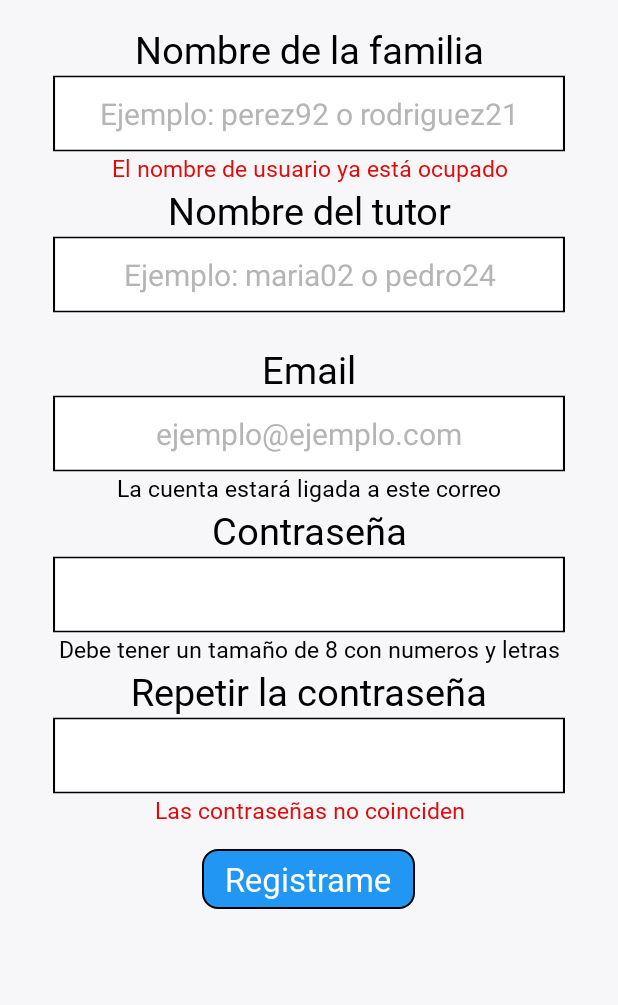
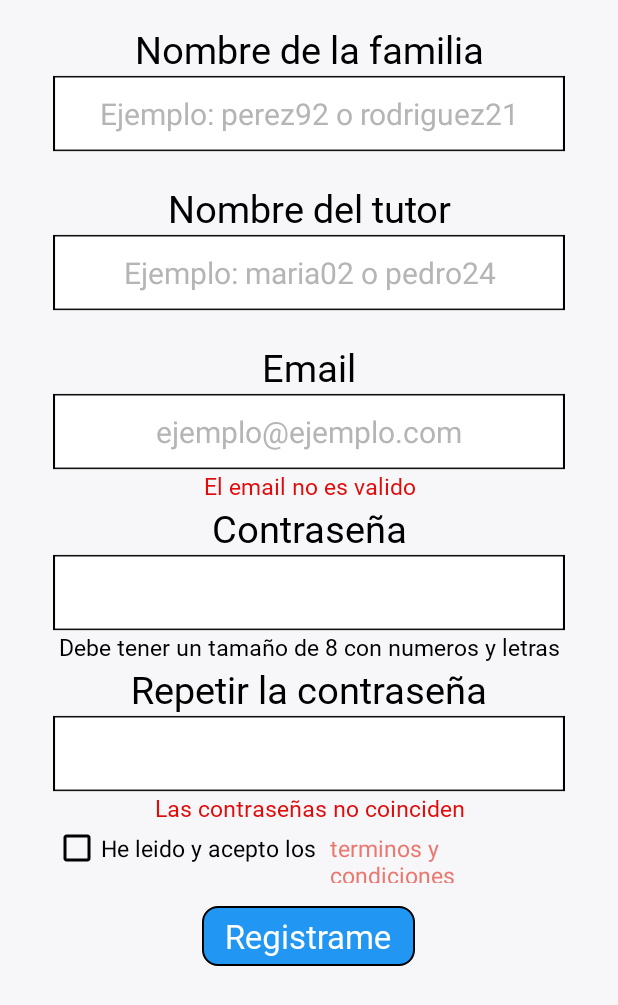
Before and after one commit to alvdela/SmartSpend, an Android app: the layout activity_sign_in.xml on its own in the app's theme, with its tools: preview values and no code run, on a phone screen of 412 x 824 dp. Shown: the top 1005 px of the screen. Run offline under Robolectric (Android 15) with nearby library versions, the light colour scheme and no system bars.

Commit message:
Cambios menores en las vistas

```diff
--- a/app/src/main/java/com/alvdela/smartspend/LoginActivity.kt
+++ b/app/src/main/java/com/alvdela/smartspend/LoginActivity.kt
@@ -1,6 +1,7 @@
 package com.alvdela.smartspend
 
 import android.os.Bundle
+import android.view.View
 import androidx.activity.enableEdgeToEdge
 import androidx.appcompat.app.AppCompatActivity
 import androidx.core.view.ViewCompat
@@ -17,4 +18,6 @@ class LoginActivity : AppCompatActivity() {
             insets
         }
     }
+
+    fun forgotPassword(view: View) {}
 }
--- /dev/null
+++ b/app/src/main/res/drawable/ic_close.xml
@@ -0,0 +1,5 @@
+<vector xmlns:android="http://schemas.android.com/apk/res/android" android:height="24dp" android:tint="#000000" android:viewportHeight="24" android:viewportWidth="24" android:width="24dp">
+
+    <path android:fillColor="@android:color/white" android:pathData="M19,6.41L17.59,5 12,10.59 6.41,5 5,6.41 10.59,12 5,17.59 6.41,19 12,13.41 17.59,19 19,17.59 13.41,12z"/>
+
+</vector>
--- a/app/src/main/res/drawable/ic_family.xml
+++ b/app/src/main/res/drawable/ic_family.xml
@@ -1,6 +1,6 @@
 <vector xmlns:android="http://schemas.android.com/apk/res/android"
-    android:width="24dp"
-    android:height="24dp"
+    android:width="70dp"
+    android:height="70dp"
     android:viewportWidth="960"
     android:viewportHeight="960"
     android:tint="?attr/colorControlNormal">
--- /dev/null
+++ b/app/src/main/res/drawable/ic_history.xml
@@ -0,0 +1,5 @@
+<vector xmlns:android="http://schemas.android.com/apk/res/android" android:height="24dp" android:tint="#000000" android:viewportHeight="24" android:viewportWidth="24" android:width="24dp">
+
+    <path android:fillColor="@android:color/white" android:pathData="M13,3c-4.97,0 -9,4.03 -9,9L1,12l3.89,3.89 0.07,0.14L9,12L6,12c0,-3.87 3.13,-7 7,-7s7,3.13 7,7 -3.13,7 -7,7c-1.93,0 -3.68,-0.79 -4.94,-2.06l-1.42,1.42C8.27,19.99 10.51,21 13,21c4.97,0 9,-4.03 9,-9s-4.03,-9 -9,-9zM12,8v5l4.28,2.54 0.72,-1.21 -3.5,-2.08L13.5,8L12,8z"/>
+
+</vector>
--- /dev/null
+++ b/app/src/main/res/drawable/ic_settings.xml
@@ -0,0 +1,5 @@
+<vector xmlns:android="http://schemas.android.com/apk/res/android" android:height="24dp" android:tint="#000000" android:viewportHeight="24" android:viewportWidth="24" android:width="24dp">
+
+    <path android:fillColor="@android:color/white" android:pathData="M19.14,12.94c0.04,-0.3 0.06,-0.61 0.06,-0.94c0,-0.32 -0.02,-0.64 -0.07,-0.94l2.03,-1.58c0.18,-0.14 0.23,-0.41 0.12,-0.61l-1.92,-3.32c-0.12,-0.22 -0.37,-0.29 -0.59,-0.22l-2.39,0.96c-0.5,-0.38 -1.03,-0.7 -1.62,-0.94L14.4,2.81c-0.04,-0.24 -0.24,-0.41 -0.48,-0.41h-3.84c-0.24,0 -0.43,0.17 -0.47,0.41L9.25,5.35C8.66,5.59 8.12,5.92 7.63,6.29L5.24,5.33c-0.22,-0.08 -0.47,0 -0.59,0.22L2.74,8.87C2.62,9.08 2.66,9.34 2.86,9.48l2.03,1.58C4.84,11.36 4.8,11.69 4.8,12s0.02,0.64 0.07,0.94l-2.03,1.58c-0.18,0.14 -0.23,0.41 -0.12,0.61l1.92,3.32c0.12,0.22 0.37,0.29 0.59,0.22l2.39,-0.96c0.5,0.38 1.03,0.7 1.62,0.94l0.36,2.54c0.05,0.24 0.24,0.41 0.48,0.41h3.84c0.24,0 0.44,-0.17 0.47,-0.41l0.36,-2.54c0.59,-0.24 1.13,-0.56 1.62,-0.94l2.39,0.96c0.22,0.08 0.47,0 0.59,-0.22l1.92,-3.32c0.12,-0.22 0.07,-0.47 -0.12,-0.61L19.14,12.94zM12,15.6c-1.98,0 -3.6,-1.62 -3.6,-3.6s1.62,-3.6 3.6,-3.6s3.6,1.62 3.6,3.6S13.98,15.6 12,15.6z"/>
+
+</vector>
--- /dev/null
+++ b/app/src/main/res/drawable/ic_share.xml
@@ -0,0 +1,5 @@
+<vector xmlns:android="http://schemas.android.com/apk/res/android" android:height="24dp" android:tint="#000000" android:viewportHeight="24" android:viewportWidth="24" android:width="24dp">
+
+    <path android:fillColor="@android:color/white" android:pathData="M18,16.08c-0.76,0 -1.44,0.3 -1.96,0.77L8.91,12.7c0.05,-0.23 0.09,-0.46 0.09,-0.7s-0.04,-0.47 -0.09,-0.7l7.05,-4.11c0.54,0.5 1.25,0.81 2.04,0.81 1.66,0 3,-1.34 3,-3s-1.34,-3 -3,-3 -3,1.34 -3,3c0,0.24 0.04,0.47 0.09,0.7L8.04,9.81C7.5,9.31 6.79,9 6,9c-1.66,0 -3,1.34 -3,3s1.34,3 3,3c0.79,0 1.5,-0.31 2.04,-0.81l7.12,4.16c-0.05,0.21 -0.08,0.43 -0.08,0.65 0,1.61 1.31,2.92 2.92,2.92 1.61,0 2.92,-1.31 2.92,-2.92s-1.31,-2.92 -2.92,-2.92z"/>
+
+</vector>
--- a/app/src/main/res/layout/sign_up_layout.xml
+++ b/app/src/main/res/layout/activity_sign_in.xml
@@ -1,43 +1,45 @@
 <?xml version="1.0" encoding="utf-8"?>
-<RelativeLayout xmlns:android="http://schemas.android.com/apk/res/android"
+<androidx.constraintlayout.widget.ConstraintLayout xmlns:android="http://schemas.android.com/apk/res/android"
+    xmlns:app="http://schemas.android.com/apk/res-auto"
+    xmlns:tools="http://schemas.android.com/tools"
+    android:id="@+id/main"
     android:layout_width="match_parent"
     android:layout_height="match_parent"
-    android:background="@color/background"
-    >
+    tools:context=".SignInActivity"
+    android:background="@color/background">
 
     <LinearLayout
         android:layout_width="match_parent"
         android:layout_height="wrap_content"
-        android:orientation="vertical"
+        android:layout_alignParentTop="true"
+        app:layout_constraintTop_toTopOf="parent"
+        android:layout_marginStart="35dp"
+        android:layout_marginTop="15dp"
+        android:layout_marginEnd="35dp"
         android:gravity="center"
-        android:layout_marginTop="15dp"
-        android:layout_marginStart="35dp"
-        android:layout_marginEnd="35dp"
-        android:layout_alignParentTop="true"
-        >
+        android:orientation="vertical">
+
         <TextView
             android:layout_width="match_parent"
             android:layout_height="wrap_content"
+            android:fontFamily="@font/andika_regular"
             android:text="@string/nombre_de_la_familia"
-            android:fontFamily="@font/andika_regular"
             android:textAlignment="center"
-            android:textSize="25sp"
             android:textColor="@color/black"
-            />
+            android:textSize="25sp" />
 
         <EditText
             android:id="@+id/familia_nickname"
             android:layout_width="match_parent"
             android:layout_height="wrap_content"
+            android:background="@drawable/text_box"
+            android:hint="@string/ejemplo_familia"
+            android:inputType="text"
             android:textAlignment="center"
-            android:textSize="20sp"
             android:textColor="@color/black"
-            android:hint="@string/ejemplo_familia"
             android:textColorHint="@color/dark_grey"
-            android:inputType="text"
-            android:background="@drawable/text_box"
-            />
-        <TextView
+            android:textSize="20sp" />
+        <!--<TextView
             android:layout_width="match_parent"
             android:layout_height="wrap_content"
             android:text="@string/nombre_ocupado"
@@ -46,86 +48,83 @@
             android:textSize="15sp"
             android:textColor="@color/red"
             android:visibility="visible"
-            />
+            />-->
         <TextView
             android:layout_width="match_parent"
             android:layout_height="wrap_content"
+            android:layout_marginTop="20dp"
+            android:fontFamily="@font/andika_regular"
             android:text="@string/nombre_del_tutor"
-            android:fontFamily="@font/andika_regular"
             android:textAlignment="center"
-            android:textSize="25sp"
             android:textColor="@color/black"
-            />
+            android:textSize="25sp" />
 
         <EditText
             android:id="@+id/tutor_nickname"
             android:layout_width="match_parent"
             android:layout_height="wrap_content"
+            android:background="@drawable/text_box"
+            android:hint="@string/ejemplo_nombre_tutor"
+            android:inputType="text"
             android:textAlignment="center"
-            android:textSize="20sp"
             android:textColor="@color/black"
-            android:hint="@string/ejemplo_nombre_tutor"
             android:textColorHint="@color/dark_grey"
-            android:inputType="text"
-            android:background="@drawable/text_box"
-            />
+            android:textSize="20sp" />
+
         <TextView
             android:layout_width="match_parent"
             android:layout_height="wrap_content"
+            android:layout_marginTop="20dp"
+            android:fontFamily="@font/andika_regular"
             android:text="@string/email"
-            android:fontFamily="@font/andika_regular"
             android:textAlignment="center"
-            android:textSize="25sp"
             android:textColor="@color/black"
-            android:layout_marginTop="20dp"
-            />
+            android:textSize="25sp" />
 
         <EditText
             android:id="@+id/email"
             android:layout_width="match_parent"
             android:layout_height="wrap_content"
+            android:background="@drawable/text_box"
+            android:hint="@string/ejemplo_correo"
+            android:inputType="textEmailAddress"
             android:textAlignment="center"
-            android:textSize="20sp"
             android:textColor="@color/black"
-            android:hint="@string/ejemplo_correo"
             android:textColorHint="@color/dark_grey"
-            android:inputType="textEmailAddress"
-            android:background="@drawable/text_box"
-            />
+            android:textSize="20sp" />
+
+        <TextView
+            android:id="@+id/tv_advise_email"
+            android:layout_width="match_parent"
+            android:layout_height="wrap_content"
+            android:fontFamily="@font/andika_regular"
+            android:text="@string/advise_email"
+            android:textAlignment="center"
+            android:textColor="@color/red"
+            android:textSize="15sp" />
 
         <TextView
             android:layout_width="match_parent"
             android:layout_height="wrap_content"
-            android:text="@string/advise_email"
             android:fontFamily="@font/andika_regular"
+            android:text="@string/password"
             android:textAlignment="center"
-            android:textSize="15sp"
             android:textColor="@color/black"
-            />
-
-        <TextView
-            android:layout_width="match_parent"
-            android:layout_height="wrap_content"
-            android:text="@string/password"
-            android:fontFamily="@font/andika_regular"
-            android:textAlignment="center"
-            android:textSize="25sp"
-            android:textColor="@color/black"
-            />
+            android:textSize="25sp" />
 
         <EditText
             android:id="@+id/password"
             android:layout_width="match_parent"
             android:layout_height="wrap_content"
+            android:background="@drawable/text_box"
+            android:inputType="textPassword"
             android:textAlignment="center"
-            android:textSize="20sp"
             android:textColor="@color/black"
             android:textColorHint="@color/dark_grey"
-            android:inputType="textPassword"
-            android:background="@drawable/text_box"
-            />
+            android:textSize="20sp" />
 
         <TextView
+            android:id="@+id/tv_advise_password"
             android:layout_width="match_parent"
             android:layout_height="wrap_content"
             android:fontFamily="@font/andika_regular"
@@ -138,50 +137,74 @@
         <TextView
             android:layout_width="match_parent"
             android:layout_height="wrap_content"
+            android:fontFamily="@font/andika_regular"
             android:text="@string/repetir_password"
-            android:fontFamily="@font/andika_regular"
             android:textAlignment="center"
-            android:textSize="25sp"
             android:textColor="@color/black"
-            />
+            android:textSize="25sp" />
 
         <EditText
             android:id="@+id/password_again"
             android:layout_width="match_parent"
             android:layout_height="wrap_content"
+            android:background="@drawable/text_box"
+            android:inputType="textPassword"
             android:textAlignment="center"
-            android:textSize="20sp"
             android:textColor="@color/black"
             android:textColorHint="@color/dark_grey"
-            android:inputType="textPassword"
-            android:background="@drawable/text_box"
-            />
+            android:textSize="20sp" />
+
         <TextView
+            android:id="@+id/tv_advise_password2"
             android:layout_width="match_parent"
             android:layout_height="wrap_content"
+            android:fontFamily="@font/andika_regular"
             android:text="@string/password_not_equals"
-            android:fontFamily="@font/andika_regular"
             android:textAlignment="center"
+            android:textColor="@color/red"
             android:textSize="15sp"
-            android:textColor="@color/red"
-            android:visibility="visible"
-            />
+            android:visibility="visible" />
+
+        <LinearLayout
+            android:id="@+id/terminos"
+            android:layout_width="match_parent"
+            android:layout_height="wrap_content"
+            android:orientation="horizontal">
+
+            <CheckBox
+                android:id="@+id/terminos_check"
+                android:layout_width="wrap_content"
+                android:layout_height="wrap_content"
+                android:buttonTint="@color/black"
+                android:text="@string/terms1"
+                android:textAlignment="textStart"
+                android:textColor="@color/black"
+                android:textSize="15sp" />
+
+            <TextView
+                android:layout_width="wrap_content"
+                android:layout_height="wrap_content"
+                android:layout_marginStart="5dp"
+                android:onClick="goTerms"
+                android:text="@string/terms2"
+                android:textColor="@color/salmon"
+                android:textSize="15sp" />
+        </LinearLayout>
+
         <TextView
             android:id="@+id/registrarse_button"
             android:layout_width="wrap_content"
             android:layout_height="wrap_content"
-            android:textColor="@color/white"
             android:layout_marginTop="15dp"
+            android:background="@drawable/corners"
             android:fontFamily="@font/andika_regular"
-            android:text="@string/registrame"
-            android:textSize="22sp"
             android:padding="5dp"
             android:paddingStart="15dp"
             android:paddingEnd="15dp"
-            android:background="@drawable/corners"
-            />
+            android:text="@string/registrame"
+            android:textColor="@color/white"
+            android:textSize="22sp" />
 
     </LinearLayout>
 
-
-</RelativeLayout>
+</androidx.constraintlayout.widget.ConstraintLayout>
--- a/app/src/main/res/values/strings.xml
+++ b/app/src/main/res/values/strings.xml
@@ -12,10 +12,22 @@
     <string name="email">Email</string>
     <string name="ejemplo_correo">ejemplo@ejemplo.com</string>
     <string name="repetir_password">Repetir la contraseña</string>
-    <string name="advise_email">La cuenta estará ligada a este correo</string>
+    <string name="advise_email">El email no es valido</string>
+    <string name="advise_email2">Este email ya esta en uso</string>
     <string name="registrame">Registrame</string>
     <string name="nombre_ocupado">El nombre de usuario ya está ocupado</string>
     <string name="correo_invalido">El correo no es valido</string>
     <string name="password_advise">Debe tener un tamaño de 8 con numeros y letras</string>
     <string name="password_not_equals">Las contraseñas no coinciden</string>
+    <string name="terms1">"He leido y acepto los "</string>
+    <string name="terms2">terminos y condiciones</string>
+    <string name="forgot">Recuperar contraseña</string>
+    <string name="toolbar_example">Usuario</string>
+    <string name="settings">Editar perfil</string>
+    <string name="historial">Historial de tareas</string>
+    <string name="share">Compartir aplicación</string>
+    <string name="restablecer_ajustes">Restablecer ajustes</string>
+    <string name="logout">Cerrar sesión</string>
+    <string name="bar_tittle"></string>
+    <string name="navigation_drawer_close" />
 </resources>
```
Also changed, not shown: app/src/main/AndroidManifest.xml (+6 -3 lines), app/src/main/java/com/alvdela/smartspend/MainParentsActivity.kt (+21 -0 lines), app/src/main/java/com/alvdela/smartspend/SignInActivity.kt (added, +18 -0 lines), app/src/main/res/drawable/ic_list_off.xml (deleted, +0 -10 lines), app/src/main/res/drawable/ic_seguimiento_off.xml (deleted, +0 -10 lines), app/src/main/res/layout/activity_main_parents.xml (+29 -52 lines), app/src/main/res/layout/app_bar_main.xml (added, +46 -0 lines), app/src/main/res/layout/login_main.xml (+19 -10 lines), app/src/main/res/menu/activity_main_drawer.xml (added, +24 -0 lines), app/src/main/res/values/colors.xml (+13 -0 lines), app/src/main/res/drawable/ic_list.xml (renamed from app/src/main/res/drawable/ic_list_on.xml), app/src/main/res/drawable/ic_seguimiento.xml (renamed from app/src/main/res/drawable/ic_seguimiento_on.xml).
